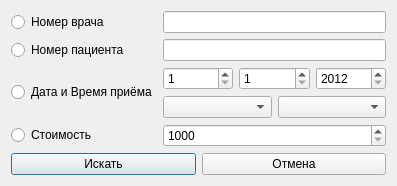
Qt form searchappointmentdialog.ui (skrine525/fefu-fds-coursework) before a commit.
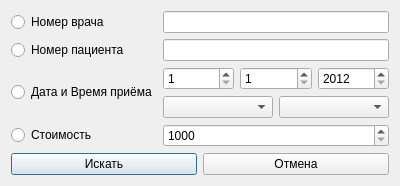
The same form after that commit.

```diff
--- a/searchappointmentdialog.ui
+++ b/searchappointmentdialog.ui
@@ -6,7 +6,7 @@
    <rect>
     <x>0</x>
     <y>0</y>
-    <width>397</width>
+    <width>400</width>
     <height>181</height>
    </rect>
   </property>
```
Left out of the diff: 34 changed lines with no effect on the pictures.
